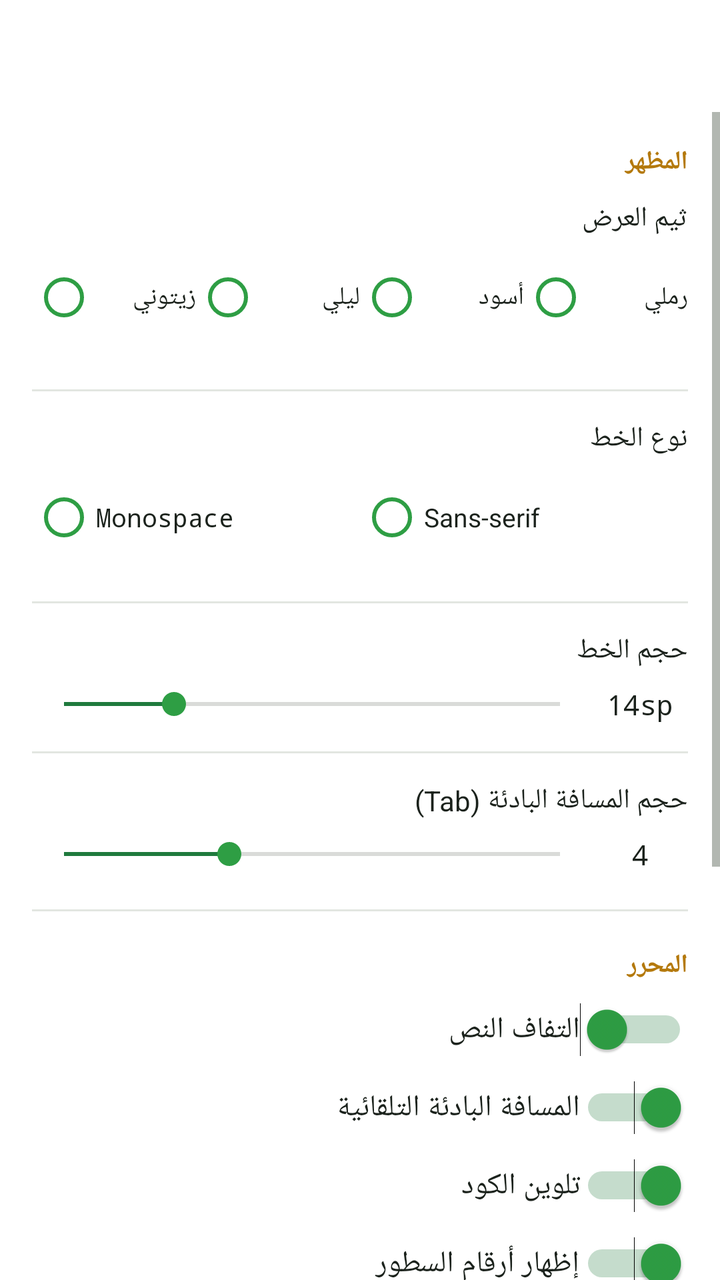
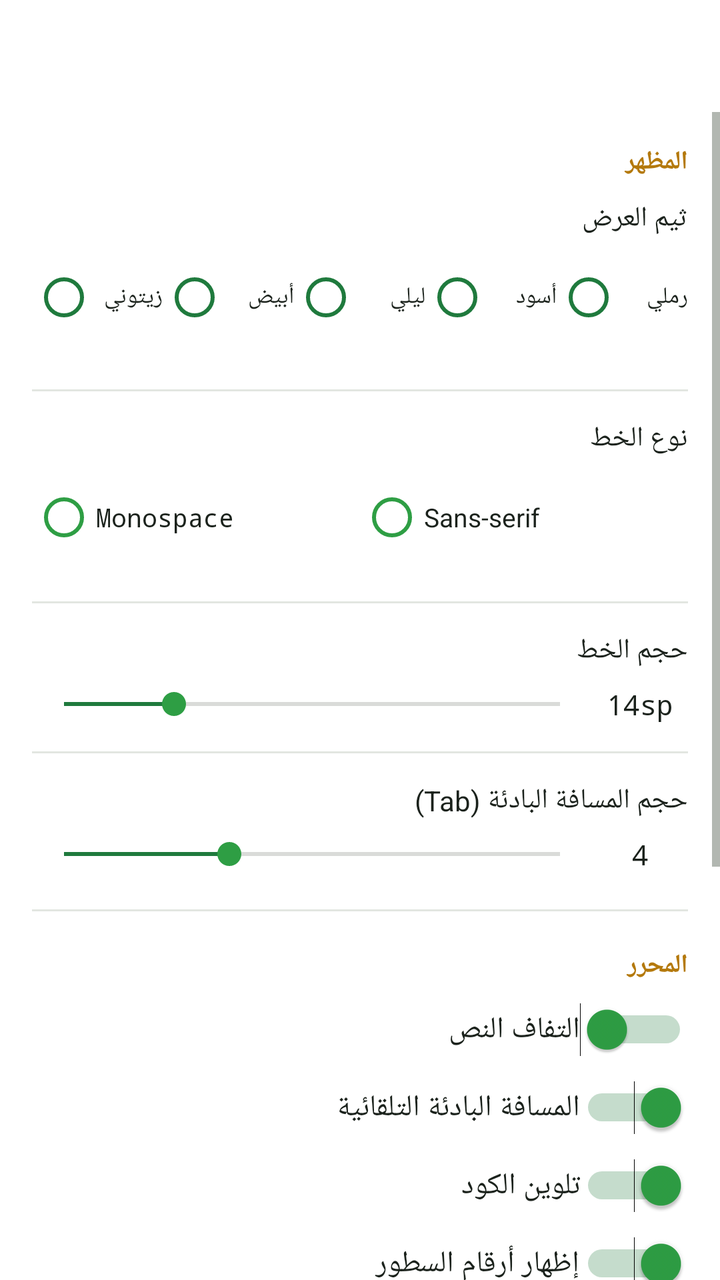

Compare the two renders of this Android layout. The source of the first and the diff that turns it into the second are given below.
<!-- AndroidManifest.xml: application theme Theme.VCGEditor -->
<!-- res/layout/activity_settings.xml -->
<?xml version="1.0" encoding="utf-8"?>
<LinearLayout xmlns:android="http://schemas.android.com/apk/res/android"
    xmlns:app="http://schemas.android.com/apk/res-auto"
    android:layout_width="match_parent" android:layout_height="match_parent"
    android:orientation="vertical" android:background="@color/bg_dark">

    <com.google.android.material.appbar.AppBarLayout
        android:layout_width="match_parent" android:layout_height="wrap_content">
        <androidx.appcompat.widget.Toolbar android:id="@+id/settings_toolbar"
            android:layout_width="match_parent" android:layout_height="?attr/actionBarSize"
            android:background="@color/surface_dark"
            app:titleTextColor="@color/accent_green"/>
    </com.google.android.material.appbar.AppBarLayout>

    <ScrollView android:layout_width="match_parent" android:layout_height="match_parent">
        <LinearLayout android:layout_width="match_parent" android:layout_height="wrap_content"
            android:orientation="vertical" android:padding="16dp">

            
            <TextView android:layout_width="match_parent" android:layout_height="wrap_content"
                android:text="المظهر" android:textColor="@color/gold"
                android:textSize="13sp" android:textStyle="bold"
                android:paddingBottom="10dp"/>

            
            <TextView android:layout_width="match_parent" android:layout_height="wrap_content"
                android:text="ثيم العرض" android:textColor="@color/text_primary"
                android:textSize="14sp" android:paddingBottom="6dp"/>
            <RadioGroup android:id="@+id/radio_theme"
                android:layout_width="match_parent" android:layout_height="wrap_content"
                android:orientation="horizontal" android:paddingBottom="8dp">
                <RadioButton android:id="@+id/theme_olive"
                    android:layout_width="0dp" android:layout_height="wrap_content"
                    android:layout_weight="1" android:text="زيتوني"
                    android:textColor="@color/text_primary" android:textSize="12.5sp"
                    android:buttonTint="@color/accent_green"/>
                <RadioButton android:id="@+id/theme_midnight"
                    android:layout_width="0dp" android:layout_height="wrap_content"
                    android:layout_weight="1" android:text="ليلي"
                    android:textColor="@color/text_primary" android:textSize="12.5sp"
                    android:buttonTint="@color/accent_green"/>
                <RadioButton android:id="@+id/theme_amoled"
                    android:layout_width="0dp" android:layout_height="wrap_content"
                    android:layout_weight="1" android:text="أسود"
                    android:textColor="@color/text_primary" android:textSize="12.5sp"
                    android:buttonTint="@color/accent_green"/>
                <RadioButton android:id="@+id/theme_sand"
                    android:layout_width="0dp" android:layout_height="wrap_content"
                    android:layout_weight="1" android:text="رملي"
                    android:textColor="@color/text_primary" android:textSize="12.5sp"
                    android:buttonTint="@color/accent_green"/>
            </RadioGroup>

            <View android:layout_width="match_parent" android:layout_height="1dp"
                android:background="@color/border_color" android:layout_marginVertical="14dp"/>

            
            <TextView android:layout_width="match_parent" android:layout_height="wrap_content"
                android:text="نوع الخط" android:textColor="@color/text_primary"
                android:textSize="14sp" android:paddingBottom="6dp"/>
            <RadioGroup android:id="@+id/radio_font_family"
                android:layout_width="match_parent" android:layout_height="wrap_content"
                android:orientation="horizontal" android:paddingBottom="4dp">
                <RadioButton android:id="@+id/font_mono"
                    android:layout_width="0dp" android:layout_height="wrap_content"
                    android:layout_weight="1" android:text="Monospace"
                    android:fontFamily="monospace"
                    android:textColor="@color/text_primary" android:textSize="13sp"
                    android:buttonTint="@color/accent_green"/>
                <RadioButton android:id="@+id/font_sans"
                    android:layout_width="0dp" android:layout_height="wrap_content"
                    android:layout_weight="1" android:text="Sans-serif"
                    android:textColor="@color/text_primary" android:textSize="13sp"
                    android:buttonTint="@color/accent_green"/>
            </RadioGroup>

            <View android:layout_width="match_parent" android:layout_height="1dp"
                android:background="@color/border_color" android:layout_marginVertical="14dp"/>

            
            <TextView android:layout_width="match_parent" android:layout_height="wrap_content"
                android:text="حجم الخط" android:textColor="@color/text_primary"
                android:textSize="14sp" android:paddingBottom="8dp"/>
            <LinearLayout android:layout_width="match_parent" android:layout_height="wrap_content"
                android:orientation="horizontal" android:gravity="center_vertical">
                <SeekBar android:id="@+id/seek_font_size"
                    android:layout_width="0dp" android:layout_height="wrap_content"
                    android:layout_weight="1" android:max="18" android:progress="4"
                    android:progressTint="@color/olive_green"
                    android:thumbTint="@color/accent_green"/>
                <TextView android:id="@+id/label_font_size"
                    android:layout_width="48dp" android:layout_height="wrap_content"
                    android:text="14sp" android:textColor="@color/text_primary"
                    android:gravity="center" android:fontFamily="monospace"/>
            </LinearLayout>

            <View android:layout_width="match_parent" android:layout_height="1dp"
                android:background="@color/border_color" android:layout_marginVertical="14dp"/>

            
            <TextView android:layout_width="match_parent" android:layout_height="wrap_content"
                android:text="حجم المسافة البادئة (Tab)" android:textColor="@color/text_primary"
                android:textSize="14sp" android:paddingBottom="8dp"/>
            <LinearLayout android:layout_width="match_parent" android:layout_height="wrap_content"
                android:orientation="horizontal" android:gravity="center_vertical">
                <SeekBar android:id="@+id/seek_tab_size"
                    android:layout_width="0dp" android:layout_height="wrap_content"
                    android:layout_weight="1" android:max="6" android:progress="2"
                    android:progressTint="@color/olive_green"
                    android:thumbTint="@color/accent_green"/>
                <TextView android:id="@+id/label_tab_size"
                    android:layout_width="48dp" android:layout_height="wrap_content"
                    android:text="4" android:textColor="@color/text_primary"
                    android:gravity="center" android:fontFamily="monospace"/>
            </LinearLayout>

            <View android:layout_width="match_parent" android:layout_height="1dp"
                android:background="@color/border_color" android:layout_marginVertical="18dp"/>

            
            <TextView android:layout_width="match_parent" android:layout_height="wrap_content"
                android:text="المحرر" android:textColor="@color/gold"
                android:textSize="13sp" android:textStyle="bold"
                android:paddingBottom="10dp"/>

            
            <LinearLayout android:layout_width="match_parent" android:layout_height="wrap_content"
                android:orientation="horizontal" android:gravity="center_vertical"
                android:paddingBottom="12dp">
                <TextView android:layout_width="0dp" android:layout_height="wrap_content"
                    android:layout_weight="1" android:text="التفاف النص"
                    android:textColor="@color/text_primary" android:textSize="15sp"/>
                <Switch android:id="@+id/switch_word_wrap"
                    android:layout_width="wrap_content" android:layout_height="wrap_content"
                    android:thumbTint="@color/accent_green"
                    android:trackTint="@color/olive_green"/>
            </LinearLayout>

            
            <LinearLayout android:layout_width="match_parent" android:layout_height="wrap_content"
                android:orientation="horizontal" android:gravity="center_vertical"
                android:paddingBottom="12dp">
                <TextView android:layout_width="0dp" android:layout_height="wrap_content"
                    android:layout_weight="1" android:text="المسافة البادئة التلقائية"
                    android:textColor="@color/text_primary" android:textSize="15sp"/>
                <Switch android:id="@+id/switch_auto_indent"
                    android:layout_width="wrap_content" android:layout_height="wrap_content"
                    android:checked="true"
                    android:thumbTint="@color/accent_green"
                    android:trackTint="@color/olive_green"/>
            </LinearLayout>

            
            <LinearLayout android:layout_width="match_parent" android:layout_height="wrap_content"
                android:orientation="horizontal" android:gravity="center_vertical"
                android:paddingBottom="12dp">
                <TextView android:layout_width="0dp" android:layout_height="wrap_content"
                    android:layout_weight="1" android:text="تلوين الكود"
                    android:textColor="@color/text_primary" android:textSize="15sp"/>
                <Switch android:id="@+id/switch_syntax_hl"
                    android:layout_width="wrap_content" android:layout_height="wrap_content"
                    android:checked="true"
                    android:thumbTint="@color/accent_green"
                    android:trackTint="@color/olive_green"/>
            </LinearLayout>

            
            <LinearLayout android:layout_width="match_parent" android:layout_height="wrap_content"
                android:orientation="horizontal" android:gravity="center_vertical"
                android:paddingBottom="12dp">
                <TextView android:layout_width="0dp" android:layout_height="wrap_content"
                    android:layout_weight="1" android:text="إظهار أرقام السطور"
                    android:textColor="@color/text_primary" android:textSize="15sp"/>
                <Switch android:id="@+id/switch_line_numbers"
                    android:layout_width="wrap_content" android:layout_height="wrap_content"
                    android:checked="true"
                    android:thumbTint="@color/accent_green"
                    android:trackTint="@color/olive_green"/>
            </LinearLayout>

            
            <LinearLayout android:layout_width="match_parent" android:layout_height="wrap_content"
                android:orientation="horizontal" android:gravity="center_vertical"
                android:paddingBottom="12dp">
                <TextView android:layout_width="0dp" android:layout_height="wrap_content"
                    android:layout_weight="1" android:text="حفظ تلقائي قبل التشغيل"
                    android:textColor="@color/text_primary" android:textSize="15sp"/>
                <Switch android:id="@+id/switch_auto_save"
                    android:layout_width="wrap_content" android:layout_height="wrap_content"
                    android:checked="true"
                    android:thumbTint="@color/accent_green"
                    android:trackTint="@color/olive_green"/>
            </LinearLayout>

            <View android:layout_width="match_parent" android:layout_height="1dp"
                android:background="@color/border_color" android:layout_marginVertical="18dp"/>

            
            <TextView android:layout_width="match_parent" android:layout_height="wrap_content"
                android:text="التشغيل والمعاينة" android:textColor="@color/gold"
                android:textSize="13sp" android:textStyle="bold"
                android:paddingBottom="10dp"/>

            
            <LinearLayout android:layout_width="match_parent" android:layout_height="wrap_content"
                android:orientation="horizontal" android:gravity="center_vertical"
                android:paddingBottom="12dp">
                <TextView android:layout_width="0dp" android:layout_height="wrap_content"
                    android:layout_weight="1" android:text="معاينة مباشرة أثناء الكتابة"
                    android:textColor="@color/text_primary" android:textSize="15sp"/>
                <Switch android:id="@+id/switch_live_preview"
                    android:layout_width="wrap_content" android:layout_height="wrap_content"
                    android:checked="true"
                    android:thumbTint="@color/accent_green"
                    android:trackTint="@color/olive_green"/>
            </LinearLayout>

            
            <LinearLayout android:layout_width="match_parent" android:layout_height="wrap_content"
                android:orientation="horizontal" android:gravity="center_vertical"
                android:paddingBottom="12dp">
                <TextView android:layout_width="0dp" android:layout_height="wrap_content"
                    android:layout_weight="1" android:text="اهتزاز عند التشغيل"
                    android:textColor="@color/text_primary" android:textSize="15sp"/>
                <Switch android:id="@+id/switch_vibrate_run"
                    android:layout_width="wrap_content" android:layout_height="wrap_content"
                    android:checked="true"
                    android:thumbTint="@color/accent_green"
                    android:trackTint="@color/olive_green"/>
            </LinearLayout>

            <View android:layout_width="match_parent" android:layout_height="1dp"
                android:background="@color/border_color" android:layout_marginVertical="18dp"/>

            <com.google.android.material.button.MaterialButton
                android:id="@+id/btn_reset_settings"
                android:layout_width="match_parent" android:layout_height="wrap_content"
                android:text="↺  استعادة الإعدادات الافتراضية"
                android:textAllCaps="false"
                style="@style/VCGButtonOutlined"
                android:layout_marginBottom="20dp"/>

        </LinearLayout>
    </ScrollView>
</LinearLayout>
<!-- resources referenced by this layout -->
<resources>
  <color name="accent_green">#2E9E44</color>
  <color name="bg_dark">#FFFFFF</color>
  <color name="border_color">#E2E6E1</color>
  <color name="gold">#B4790C</color>
  <color name="olive_green">#1F7A3D</color>
  <color name="surface_dark">#FFFFFF</color>
  <color name="text_primary">#1B221C</color>
  <style name="VCGButtonOutlined" parent="Widget.MaterialComponents.Button.OutlinedButton">
          <item name="strokeColor">@color/border_color</item>
          <item name="strokeWidth">1.4dp</item>
          <item name="android:textColor">@color/text_primary</item>
          <item name="cornerRadius">10dp</item>
          <item name="android:textAllCaps">false</item>
          <item name="rippleColor">@color/accent_light</item>
      </style>
  <style name="Theme.VCGEditor" parent="Theme.MaterialComponents.DayNight.NoActionBar">
          <item name="colorPrimary">@color/olive_green</item>
          <item name="colorPrimaryVariant">@color/bg_dark</item>
          <item name="colorOnPrimary">@android:color/white</item>
          <item name="colorSecondary">@color/accent_green</item>
          <item name="colorOnSecondary">@android:color/white</item>
          <item name="android:colorBackground">@color/bg_dark</item>
          <item name="colorSurface">@color/surface_dark</item>
          <item name="colorOnSurface">@color/text_primary</item>
          <item name="android:statusBarColor">@color/status_bar</item>
          <item name="android:navigationBarColor">@color/bg_dark</item>
          <item name="android:windowLightStatusBar">true</item>
          <item name="android:windowLightNavigationBar" tools:targetApi="27">true</item>
          <item name="android:textColorPrimary">@color/text_primary</item>
          <item name="android:textColorSecondary">@color/text_muted</item>
          <item name="toolbarStyle">@style/VCGToolbar</item>
      </style>
  <color name="accent_light">#E6F4E8</color>
  <color name="status_bar">#FFFFFF</color>
  <color name="text_muted">#6B7568</color>
  <style name="VCGToolbar" parent="Widget.MaterialComponents.Toolbar">
          <item name="android:background">@color/surface_dark</item>
          <item name="titleTextColor">@color/text_primary</item>
          <item name="subtitleTextColor">@color/text_muted</item>
          <item name="android:elevation">2dp</item>
      </style>
</resources>

<!-- the commit's change to res/layout/activity_settings.xml (unified diff, before → after) -->
@@ -32,23 +32,28 @@
                 <RadioButton android:id="@+id/theme_olive"
                     android:layout_width="0dp" android:layout_height="wrap_content"
                     android:layout_weight="1" android:text="زيتوني"
-                    android:textColor="@color/text_primary" android:textSize="12.5sp"
-                    android:buttonTint="@color/accent_green"/>
+                    android:textColor="@color/text_primary" android:textSize="11.5sp"
+                    android:buttonTint="@color/olive_green"/>
+                <RadioButton android:id="@+id/theme_white"
+                    android:layout_width="0dp" android:layout_height="wrap_content"
+                    android:layout_weight="1" android:text="أبيض"
+                    android:textColor="@color/text_primary" android:textSize="11.5sp"
+                    android:buttonTint="@color/olive_green"/>
                 <RadioButton android:id="@+id/theme_midnight"
                     android:layout_width="0dp" android:layout_height="wrap_content"
                     android:layout_weight="1" android:text="ليلي"
-                    android:textColor="@color/text_primary" android:textSize="12.5sp"
-                    android:buttonTint="@color/accent_green"/>
+                    android:textColor="@color/text_primary" android:textSize="11.5sp"
+                    android:buttonTint="@color/olive_green"/>
                 <RadioButton android:id="@+id/theme_amoled"
                     android:layout_width="0dp" android:layout_height="wrap_content"
                     android:layout_weight="1" android:text="أسود"
-                    android:textColor="@color/text_primary" android:textSize="12.5sp"
-                    android:buttonTint="@color/accent_green"/>
+                    android:textColor="@color/text_primary" android:textSize="11.5sp"
+                    android:buttonTint="@color/olive_green"/>
                 <RadioButton android:id="@+id/theme_sand"
                     android:layout_width="0dp" android:layout_height="wrap_content"
                     android:layout_weight="1" android:text="رملي"
-                    android:textColor="@color/text_primary" android:textSize="12.5sp"
-                    android:buttonTint="@color/accent_green"/>
+                    android:textColor="@color/text_primary" android:textSize="11.5sp"
+                    android:buttonTint="@color/olive_green"/>
             </RadioGroup>
 
             <View android:layout_width="match_parent" android:layout_height="1dp"
